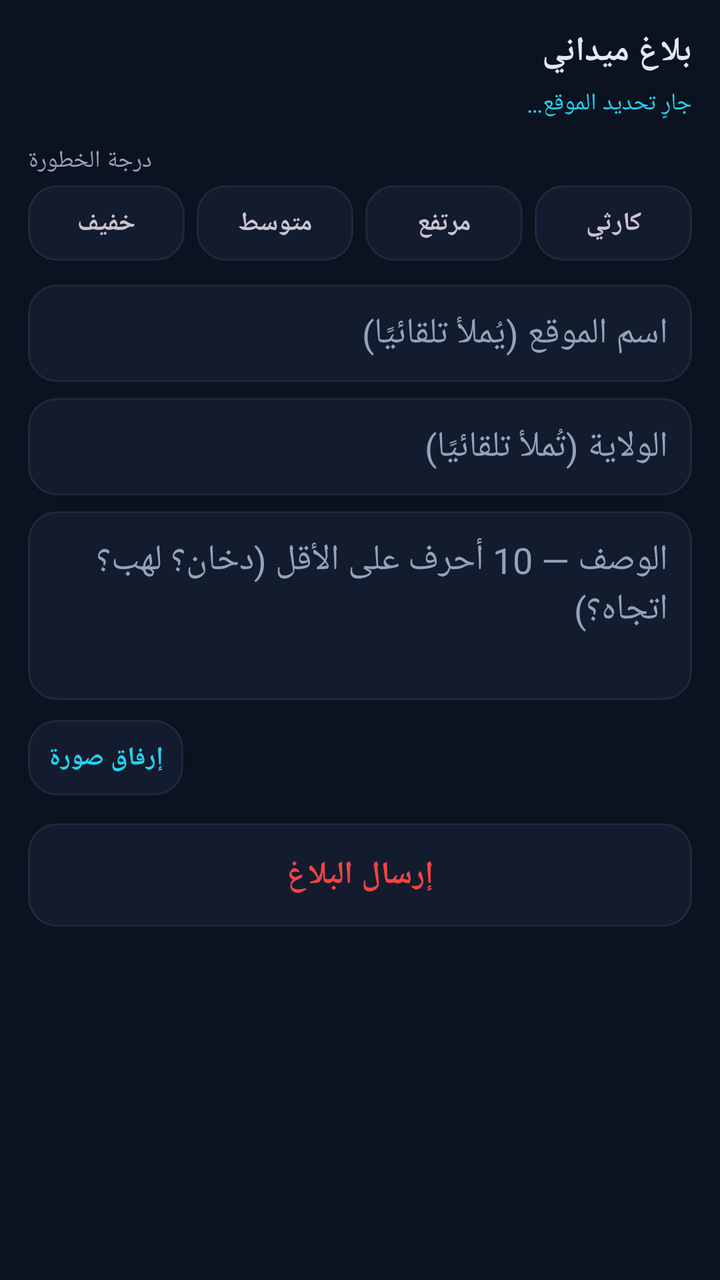
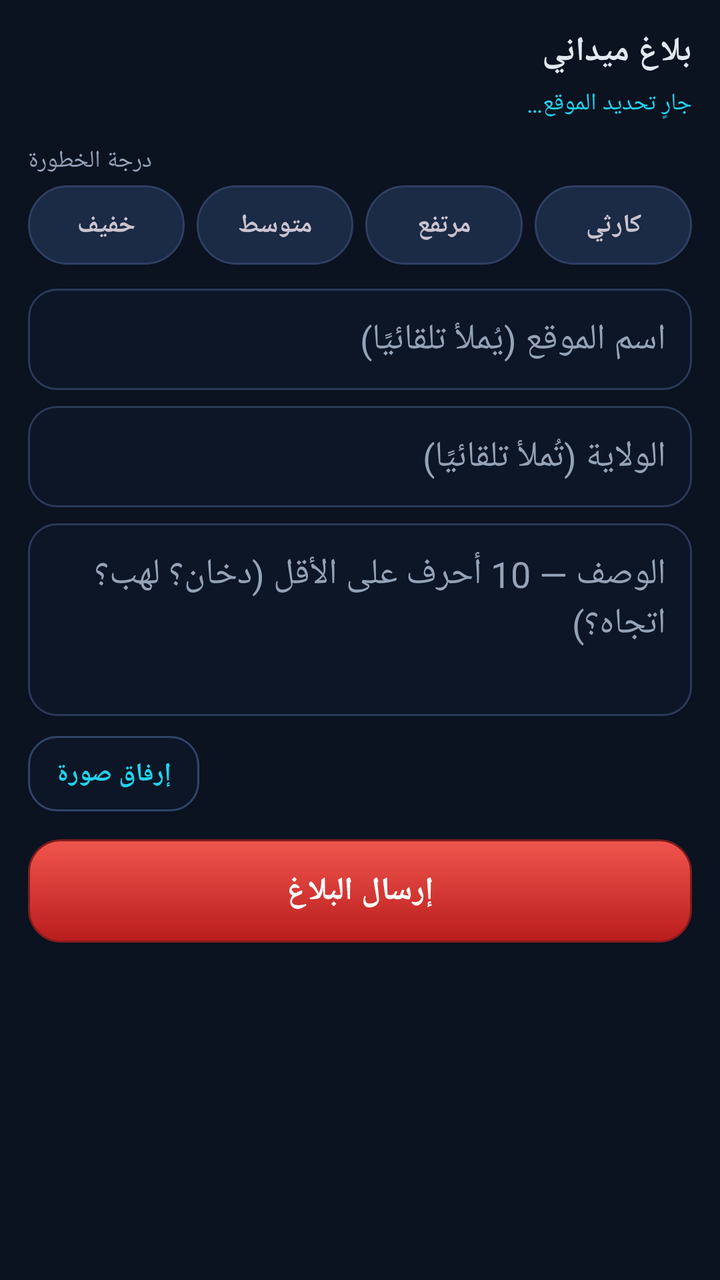

The first picture is an Android layout as it rendered before a commit; the second is the same layout after the commit. The layout source and the unified diff follow.
<!-- AndroidManifest.xml: application theme AppTheme -->
<!-- res/layout/fragment_report.xml -->
<?xml version="1.0" encoding="utf-8"?>
<ScrollView xmlns:android="http://schemas.android.com/apk/res/android"
    android:layout_width="match_parent"
    android:layout_height="match_parent"
    android:background="@color/bg"
    android:fillViewport="true"
    android:scrollbars="none">

    <LinearLayout
        android:layout_width="match_parent"
        android:layout_height="wrap_content"
        android:orientation="vertical"
        android:padding="14dp">

        <TextView
            android:layout_width="match_parent"
            android:layout_height="wrap_content"
            android:text="@string/report_title"
            android:textColor="@color/text_primary"
            android:textSize="17sp"
            android:textStyle="bold" />

        <TextView
            android:id="@+id/report_location_line"
            android:layout_width="match_parent"
            android:layout_height="wrap_content"
            android:layout_marginTop="6dp"
            android:text="@string/gps_searching"
            android:textColor="@color/accent_cyan"
            android:textSize="12sp" />

        <TextView
            android:id="@+id/report_queue_line"
            android:layout_width="match_parent"
            android:layout_height="wrap_content"
            android:layout_marginTop="4dp"
            android:textColor="@color/accent_amber"
            android:textSize="12sp"
            android:visibility="gone" />

        <TextView
            android:layout_width="wrap_content"
            android:layout_height="wrap_content"
            android:layout_marginTop="12dp"
            android:text="@string/report_severity_label"
            android:textColor="@color/text_muted"
            android:textSize="12sp" />

        <LinearLayout
            android:layout_width="match_parent"
            android:layout_height="wrap_content"
            android:layout_marginTop="4dp"
            android:orientation="horizontal">

            <TextView
                android:id="@+id/sev_low"
                android:layout_width="0dp"
                android:layout_height="wrap_content"
                android:layout_weight="1"
                android:background="@drawable/bg_card"
                android:gravity="center"
                android:padding="10dp"
                android:text="@string/sev_low"
                android:textSize="13sp"
                android:textStyle="bold" />

            <TextView
                android:id="@+id/sev_medium"
                android:layout_width="0dp"
                android:layout_height="wrap_content"
                android:layout_marginStart="6dp"
                android:layout_weight="1"
                android:background="@drawable/bg_card"
                android:gravity="center"
                android:padding="10dp"
                android:text="@string/sev_medium"
                android:textSize="13sp"
                android:textStyle="bold" />

            <TextView
                android:id="@+id/sev_high"
                android:layout_width="0dp"
                android:layout_height="wrap_content"
                android:layout_marginStart="6dp"
                android:layout_weight="1"
                android:background="@drawable/bg_card"
                android:gravity="center"
                android:padding="10dp"
                android:text="@string/sev_high"
                android:textSize="13sp"
                android:textStyle="bold" />

            <TextView
                android:id="@+id/sev_critical"
                android:layout_width="0dp"
                android:layout_height="wrap_content"
                android:layout_marginStart="6dp"
                android:layout_weight="1"
                android:background="@drawable/bg_card"
                android:gravity="center"
                android:padding="10dp"
                android:text="@string/sev_critical"
                android:textSize="13sp"
                android:textStyle="bold" />
        </LinearLayout>

        <EditText
            android:id="@+id/report_location_name"
            android:layout_width="match_parent"
            android:layout_height="wrap_content"
            android:layout_marginTop="12dp"
            android:background="@drawable/bg_card"
            android:hint="@string/report_location_name_hint"
            android:inputType="text"
            android:maxLines="1"
            android:padding="12dp"
            android:textColor="@color/text_primary"
            android:textColorHint="@color/text_muted" />

        <EditText
            android:id="@+id/report_wilaya"
            android:layout_width="match_parent"
            android:layout_height="wrap_content"
            android:layout_marginTop="8dp"
            android:background="@drawable/bg_card"
            android:hint="@string/report_wilaya_hint"
            android:inputType="text"
            android:maxLines="1"
            android:padding="12dp"
            android:textColor="@color/text_primary"
            android:textColorHint="@color/text_muted" />

        <EditText
            android:id="@+id/report_description"
            android:layout_width="match_parent"
            android:layout_height="wrap_content"
            android:layout_marginTop="8dp"
            android:background="@drawable/bg_card"
            android:gravity="top"
            android:hint="@string/report_description_hint"
            android:inputType="textMultiLine"
            android:minLines="3"
            android:padding="12dp"
            android:textColor="@color/text_primary"
            android:textColorHint="@color/text_muted" />

        <LinearLayout
            android:layout_width="match_parent"
            android:layout_height="wrap_content"
            android:layout_marginTop="10dp"
            android:gravity="center_vertical"
            android:orientation="horizontal">

            <TextView
                android:id="@+id/report_attach"
                android:layout_width="wrap_content"
                android:layout_height="wrap_content"
                android:background="@drawable/bg_card"
                android:padding="10dp"
                android:text="@string/report_attach"
                android:textColor="@color/accent_cyan"
                android:textSize="13sp"
                android:textStyle="bold" />

            <TextView
                android:id="@+id/report_photo_line"
                android:layout_width="0dp"
                android:layout_height="wrap_content"
                android:layout_marginStart="10dp"
                android:layout_weight="1"
                android:textColor="@color/text_muted"
                android:textSize="12sp" />
        </LinearLayout>

        <TextView
            android:id="@+id/report_submit"
            android:layout_width="match_parent"
            android:layout_height="wrap_content"
            android:layout_marginTop="14dp"
            android:background="@drawable/bg_card"
            android:gravity="center"
            android:padding="15dp"
            android:text="@string/report_submit"
            android:textColor="@color/accent_red"
            android:textSize="16sp"
            android:textStyle="bold" />
    </LinearLayout>
</ScrollView>
<!-- resources referenced by this layout -->
<resources>
  <color name="accent_amber">#F59E0B</color>
  <color name="accent_cyan">#22D3EE</color>
  <color name="accent_red">#EF4444</color>
  <color name="bg">#0B1220</color>
  <color name="text_muted">#94A3B8</color>
  <color name="text_primary">#E2E8F0</color>
  <!-- drawable bg_card (drawable) -->
  <?xml version="1.0" encoding="utf-8"?>
  <shape xmlns:android="http://schemas.android.com/apk/res/android" android:shape="rectangle">
      <solid android:color="#FF131C2E" />
      <corners android:radius="14dp" />
      <stroke android:width="1dp" android:color="#FF1E293B" />
  </shape>
  <string name="gps_searching">جارٍ تحديد الموقع…</string>
  <string name="report_attach">إرفاق صورة</string>
  <string name="report_description_hint">الوصف — 10 أحرف على الأقل (دخان؟ لهب؟ اتجاه؟)</string>
  <string name="report_location_name_hint">اسم الموقع (يُملأ تلقائيًا)</string>
  <string name="report_severity_label">درجة الخطورة</string>
  <string name="report_submit">إرسال البلاغ</string>
  <string name="report_title">بلاغ ميداني</string>
  <string name="report_wilaya_hint">الولاية (تُملأ تلقائيًا)</string>
  <string name="sev_critical">كارثي</string>
  <string name="sev_high">مرتفع</string>
  <string name="sev_low">خفيف</string>
  <string name="sev_medium">متوسط</string>
  <style name="AppTheme" parent="Theme.Material3.Dark.NoActionBar">
          <item name="colorPrimary">@color/accent_red</item>
          <item name="android:statusBarColor">@color/bg</item>
          <item name="android:navigationBarColor">@color/bg</item>
          <item name="android:windowBackground">@color/bg</item>
          <item name="android:windowLightStatusBar">false</item>
      </style>
</resources>

<!-- the commit's change to res/layout/fragment_report.xml (unified diff, before → after) -->
@@ -57,9 +57,9 @@
                 android:layout_width="0dp"
                 android:layout_height="wrap_content"
                 android:layout_weight="1"
-                android:background="@drawable/bg_card"
+                android:background="@drawable/bg_chip"
                 android:gravity="center"
-                android:padding="10dp"
+                android:padding="11dp"
                 android:text="@string/sev_low"
                 android:textSize="13sp"
                 android:textStyle="bold" />
@@ -70,9 +70,9 @@
                 android:layout_height="wrap_content"
                 android:layout_marginStart="6dp"
                 android:layout_weight="1"
-                android:background="@drawable/bg_card"
+                android:background="@drawable/bg_chip"
                 android:gravity="center"
-                android:padding="10dp"
+                android:padding="11dp"
                 android:text="@string/sev_medium"
                 android:textSize="13sp"
                 android:textStyle="bold" />
@@ -83,9 +83,9 @@
                 android:layout_height="wrap_content"
                 android:layout_marginStart="6dp"
                 android:layout_weight="1"
-                android:background="@drawable/bg_card"
+                android:background="@drawable/bg_chip"
                 android:gravity="center"
-                android:padding="10dp"
+                android:padding="11dp"
                 android:text="@string/sev_high"
                 android:textSize="13sp"
                 android:textStyle="bold" />
@@ -96,9 +96,9 @@
                 android:layout_height="wrap_content"
                 android:layout_marginStart="6dp"
                 android:layout_weight="1"
-                android:background="@drawable/bg_card"
+                android:background="@drawable/bg_chip"
                 android:gravity="center"
-                android:padding="10dp"
+                android:padding="11dp"
                 android:text="@string/sev_critical"
                 android:textSize="13sp"
                 android:textStyle="bold" />
@@ -109,11 +109,11 @@
             android:layout_width="match_parent"
             android:layout_height="wrap_content"
             android:layout_marginTop="12dp"
-            android:background="@drawable/bg_card"
+            android:background="@drawable/bg_input"
             android:hint="@string/report_location_name_hint"
             android:inputType="text"
             android:maxLines="1"
-            android:padding="12dp"
+            android:padding="13dp"
             android:textColor="@color/text_primary"
             android:textColorHint="@color/text_muted" />
 
@@ -122,11 +122,11 @@
             android:layout_width="match_parent"
             android:layout_height="wrap_content"
             android:layout_marginTop="8dp"
-            android:background="@drawable/bg_card"
+            android:background="@drawable/bg_input"
             android:hint="@string/report_wilaya_hint"
             android:inputType="text"
             android:maxLines="1"
-            android:padding="12dp"
+            android:padding="13dp"
             android:textColor="@color/text_primary"
             android:textColorHint="@color/text_muted" />
 
@@ -135,12 +135,12 @@
             android:layout_width="match_parent"
             android:layout_height="wrap_content"
             android:layout_marginTop="8dp"
-            android:background="@drawable/bg_card"
+            android:background="@drawable/bg_input"
             android:gravity="top"
             android:hint="@string/report_description_hint"
             android:inputType="textMultiLine"
             android:minLines="3"
-            android:padding="12dp"
+            android:padding="13dp"
             android:textColor="@color/text_primary"
             android:textColorHint="@color/text_muted" />
 
@@ -155,8 +155,11 @@
                 android:id="@+id/report_attach"
                 android:layout_width="wrap_content"
                 android:layout_height="wrap_content"
-                android:background="@drawable/bg_card"
-                android:padding="10dp"
+                android:background="@drawable/bg_button_ghost"
+                android:paddingStart="14dp"
+                android:paddingEnd="14dp"
+                android:paddingTop="10dp"
+                android:paddingBottom="10dp"
                 android:text="@string/report_attach"
                 android:textColor="@color/accent_cyan"
                 android:textSize="13sp"
@@ -177,11 +180,11 @@
             android:layout_width="match_parent"
             android:layout_height="wrap_content"
             android:layout_marginTop="14dp"
-            android:background="@drawable/bg_card"
+            android:background="@drawable/bg_button_primary"
             android:gravity="center"
             android:padding="15dp"
             android:text="@string/report_submit"
-            android:textColor="@color/accent_red"
+            android:textColor="#FFFFFFFF"
             android:textSize="16sp"
             android:textStyle="bold" />
     </LinearLayout>
<!-- resource entries referenced after the edit -->
@@ -6,12 +6,33 @@
   <color name="bg">#0B1220</color>
   <color name="text_muted">#94A3B8</color>
   <color name="text_primary">#E2E8F0</color>
-  <!-- drawable bg_card (drawable) -->
+  <!-- drawable bg_button_ghost (drawable) -->
   <?xml version="1.0" encoding="utf-8"?>
   <shape xmlns:android="http://schemas.android.com/apk/res/android" android:shape="rectangle">
-      <solid android:color="#FF131C2E" />
+      <solid android:color="#FF0D1626" />
       <corners android:radius="14dp" />
-      <stroke android:width="1dp" android:color="#FF1E293B" />
+      <stroke android:width="1dp" android:color="#FF314468" />
+  </shape>
+  <!-- drawable bg_button_primary (drawable) -->
+  <?xml version="1.0" encoding="utf-8"?>
+  <shape xmlns:android="http://schemas.android.com/apk/res/android" android:shape="rectangle">
+      <gradient android:startColor="#FFF0564E" android:endColor="#FFB91C1C" android:angle="270" />
+      <corners android:radius="16dp" />
+      <stroke android:width="1dp" android:color="#FF7F1D1D" />
+  </shape>
+  <!-- drawable bg_chip (drawable) -->
+  <?xml version="1.0" encoding="utf-8"?>
+  <shape xmlns:android="http://schemas.android.com/apk/res/android" android:shape="rectangle">
+      <solid android:color="#FF1B2A45" />
+      <corners android:radius="99dp" />
+      <stroke android:width="1dp" android:color="#FF2E4062" />
+  </shape>
+  <!-- drawable bg_input (drawable) -->
+  <?xml version="1.0" encoding="utf-8"?>
+  <shape xmlns:android="http://schemas.android.com/apk/res/android" android:shape="rectangle">
+      <solid android:color="#FF0D1626" />
+      <corners android:radius="14dp" />
+      <stroke android:width="1dp" android:color="#FF2A3A57" />
   </shape>
   <string name="gps_searching">جارٍ تحديد الموقع…</string>
   <string name="report_attach">إرفاق صورة</string>
